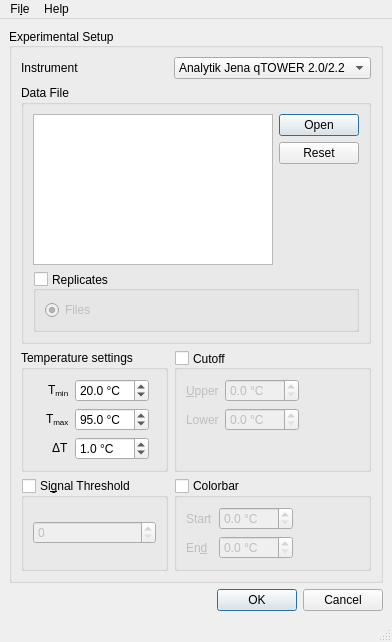
Qt form ui/mainwindow.ui (Athemis/PyDSF) before a commit.
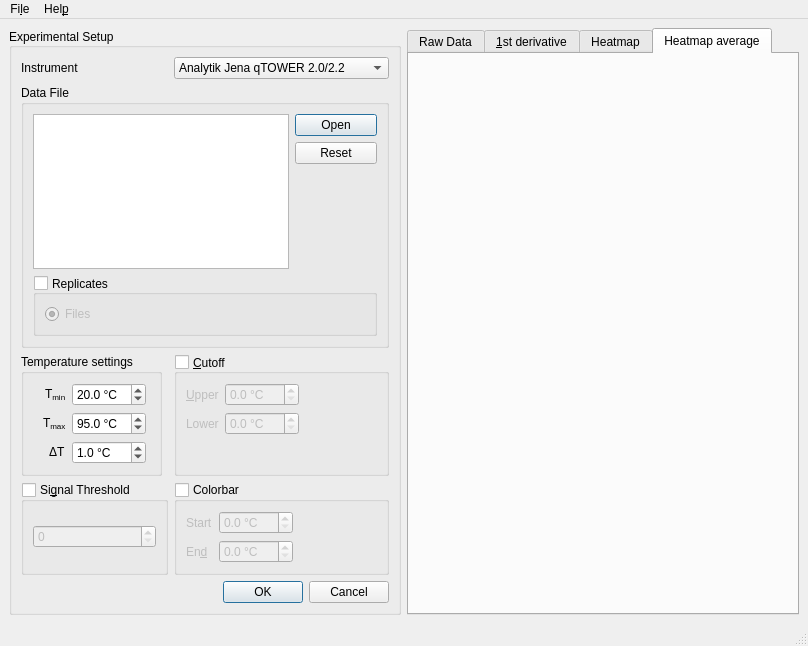
The same form after that commit. Icons and pictures are not drawn. Custom widgets are drawn as their Qt base class.

Commit message: Embedded plots into GUI

```diff
--- a/ui/mainwindow.ui
+++ b/ui/mainwindow.ui
@@ -6,8 +6,8 @@
    <rect>
     <x>0</x>
     <y>0</y>
-    <width>388</width>
-    <height>642</height>
+    <width>808</width>
+    <height>646</height>
    </rect>
   </property>
   <property name="windowTitle">
@@ -35,7 +35,7 @@
       <property name="checkable">
        <bool>false</bool>
       </property>
-      <layout class="QGridLayout" name="gridLayout">
+      <layout class="QFormLayout" name="formLayout_3">
        <item row="0" column="0">
         <widget class="QLabel" name="label_instrument">
          <property name="text">
@@ -247,7 +247,7 @@
           <string>&lt;html&gt;&lt;head/&gt;&lt;body&gt;&lt;p&gt;Only T&lt;span style=&quot; vertical-align:sub;&quot;&gt;m&lt;/span&gt; values within this limit are considered valid.&lt;/p&gt;&lt;/body&gt;&lt;/html&gt;</string>
          </property>
          <property name="title">
-          <string>Cutoff</string>
+          <string>&amp;Cutoff</string>
          </property>
          <property name="alignment">
           <set>Qt::AlignLeading|Qt::AlignLeft|Qt::AlignVCenter</set>
@@ -406,14 +406,44 @@
          </layout>
         </widget>
        </item>
+       <item row="4" column="1">
+        <widget class="QDialogButtonBox" name="buttonBox_process">
+         <property name="standardButtons">
+          <set>QDialogButtonBox::Cancel|QDialogButtonBox::Ok</set>
+         </property>
+        </widget>
+       </item>
       </layout>
      </widget>
     </item>
-    <item row="1" column="0">
-     <widget class="QDialogButtonBox" name="buttonBox_process">
-      <property name="standardButtons">
-       <set>QDialogButtonBox::Cancel|QDialogButtonBox::Ok</set>
+    <item row="0" column="1">
+     <widget class="QTabWidget" name="tabWidget">
+      <property name="currentIndex">
+       <number>3</number>
       </property>
+      <widget class="MplWidget" name="tab_raw">
+       <attribute name="title">
+        <string>Raw Data</string>
+       </attribute>
+      </widget>
+      <widget class="MplWidget" name="tab_derivative">
+       <attribute name="title">
+        <string>&amp;1st derivative</string>
+       </attribute>
+      </widget>
+      <widget class="MplWidget" name="tab_heatmap">
+       <attribute name="title">
+        <string>Heatmap</string>
+       </attribute>
+      </widget>
+      <widget class="MplWidget" name="tab_heatmap_avg">
+       <property name="enabled">
+        <bool>false</bool>
+       </property>
+       <attribute name="title">
+        <string>Heatmap average</string>
+       </attribute>
+      </widget>
      </widget>
     </item>
    </layout>
@@ -423,7 +453,7 @@
     <rect>
      <x>0</x>
      <y>0</y>
-     <width>388</width>
+     <width>808</width>
      <height>29</height>
     </rect>
    </property>
@@ -444,7 +474,7 @@
      <locale language="English" country="UnitedStates"/>
     </property>
     <property name="title">
-     <string>Help</string>
+     <string>Hel&amp;p</string>
     </property>
     <addaction name="actionAbout"/>
     <addaction name="actionAbout_Qt"/>
@@ -473,6 +503,14 @@
    </property>
   </action>
  </widget>
+ <customwidgets>
+  <customwidget>
+   <class>MplWidget</class>
+   <extends>QWidget</extends>
+   <header>mplwidget</header>
+   <container>1</container>
+  </customwidget>
+ </customwidgets>
  <resources>
   <include location="icons.qrc"/>
  </resources>
```
Left out of the diff: 2 changed lines with no effect on the pictures. The commit also changes 6 other files.
